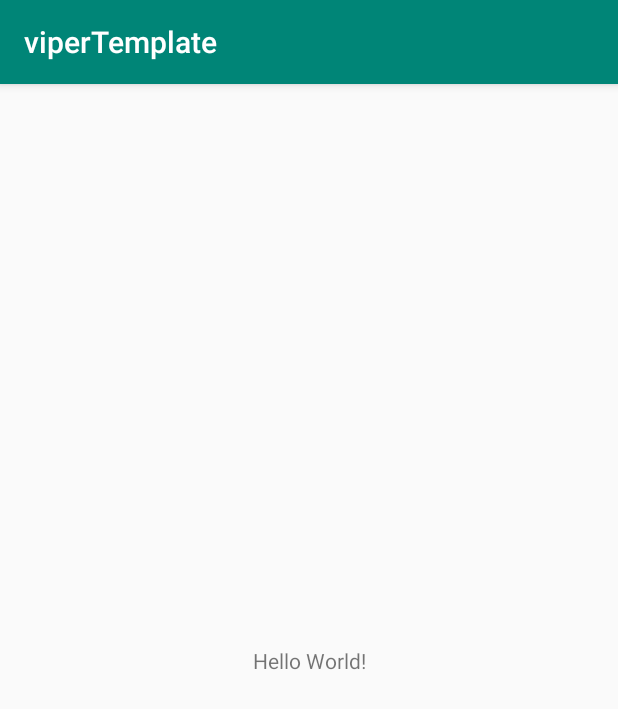
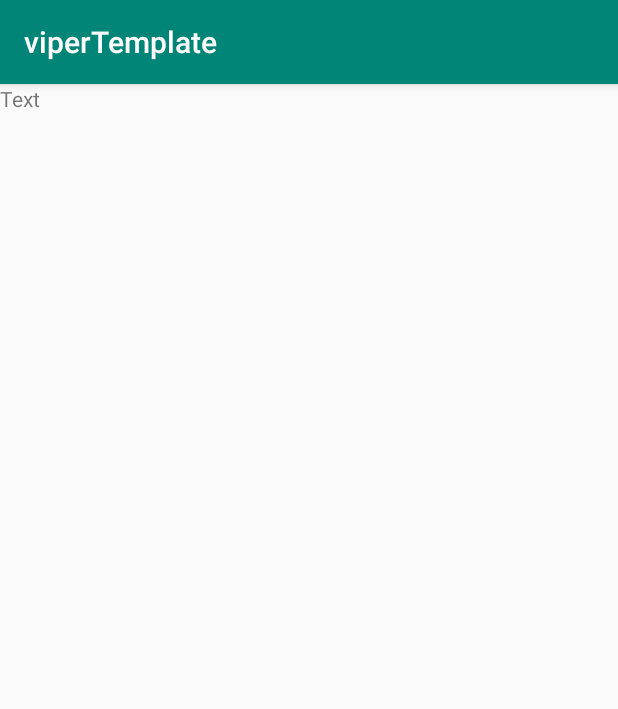
Before and after one commit to hamzon55/viperTemplate, an Android app: the screen it shows after launch (MainActivity), on a phone screen of 412 x 824 dp. Shown: the top 709 px of the screen. Run offline under Robolectric (Android 15) with nearby library versions, the phone set to English and light mode, and no system bars.

Commit message:
Added rv with hardcoded value

```diff
--- a/app/build.gradle
+++ b/app/build.gradle
@@ -31,6 +31,7 @@ dependencies {
     implementation "com.squareup.retrofit2:adapter-rxjava2:2.3.0"
     implementation "com.squareup.retrofit2:converter-gson:2.3.0"
     implementation 'com.google.code.gson:gson:2.8.5'
+    implementation 'com.android.support:recyclerview-v7:28.0.0'
     implementation "io.reactivex.rxjava2:rxandroid:2.0.1"
     testImplementation 'junit:junit:4.12'
     androidTestImplementation 'com.android.support.test:runner:1.0.2'
--- /dev/null
+++ b/app/src/main/java/com/example/hamzajerbi/vipertemplate/Main/Adapter/MainAdapter.kt
@@ -0,0 +1,28 @@
+package com.example.hamzajerbi.vipertemplate.Main.Adapter
+
+import android.support.v7.widget.RecyclerView
+import android.view.LayoutInflater
+import android.view.View
+import android.view.ViewGroup
+import android.widget.TextView
+import com.example.hamzajerbi.vipertemplate.R
+
+class MainAdapter(val newsList: ArrayList<MainAdapterModel>) : RecyclerView.Adapter<MainAdapter.ViewHolder>() {
+    override fun onCreateViewHolder(p0: ViewGroup, p1: Int): ViewHolder {
+
+        val v = LayoutInflater.from(p0?.context).inflate(R.layout.main_item_list, p0, false)
+        return ViewHolder(v);
+    }
+
+    override fun getItemCount(): Int {
+        return newsList.count()
+    }
+
+    override fun onBindViewHolder(p0: ViewHolder, p1: Int) {
+        p0?.txtName?.text = newsList[p1].title
+    }
+
+    class ViewHolder(itemView: View) : RecyclerView.ViewHolder(itemView) {
+        val txtName = itemView.findViewById<TextView>(R.id.txt)
+    }
+}
--- /dev/null
+++ b/app/src/main/java/com/example/hamzajerbi/vipertemplate/Main/Adapter/MainAdapterModel.kt
@@ -0,0 +1,3 @@
+package com.example.hamzajerbi.vipertemplate.Main.Adapter
+
+data class MainAdapterModel(val title: String)
--- a/app/src/main/java/com/example/hamzajerbi/vipertemplate/Main/MainActivity.kt
+++ b/app/src/main/java/com/example/hamzajerbi/vipertemplate/Main/MainActivity.kt
@@ -3,15 +3,31 @@ package com.example.hamzajerbi.vipertemplate.Main
 import android.content.Context
 import android.support.v7.app.AppCompatActivity
 import android.os.Bundle
+import android.support.v7.widget.LinearLayoutManager
+import android.support.v7.widget.RecyclerView
+import com.example.hamzajerbi.vipertemplate.Main.Adapter.MainAdapter
+import com.example.hamzajerbi.vipertemplate.Main.Adapter.MainAdapterModel
 import com.example.hamzajerbi.vipertemplate.R
 
 class MainActivity : AppCompatActivity(),MainPresenterToViewInterface {
-    override val contxt: Context = this
     override var presenter: MainViewToPresenterInterface? = null
 
 
+    override val contxt: Context = this
+    private var recycleView: RecyclerView? = null
+
+
     override fun onCreate(savedInstanceState: Bundle?) {
+        MainRouter.configure(this)
         super.onCreate(savedInstanceState)
+
         setContentView(R.layout.activity_main)
+        recycleView = findViewById(R.id.recyclerView)
+        recycleView?.layoutManager = LinearLayoutManager(this)
+        presenter?.requestMain()
+
+    }
+    override fun showService(argument: ArrayList<MainAdapterModel>) {
+        recycleView?.adapter = MainAdapter(argument)
     }
 }
--- /dev/null
+++ b/app/src/main/java/com/example/hamzajerbi/vipertemplate/Main/MainEntities.kt
@@ -0,0 +1,6 @@
+package com.example.hamzajerbi.vipertemplate.Main
+
+import com.example.hamzajerbi.vipertemplate.Main.Adapter.MainAdapterModel
+import java.util.ArrayList
+
+data class MainEntities( val list: ArrayList<MainAdapterModel>)
--- a/app/src/main/java/com/example/hamzajerbi/vipertemplate/Main/MainInteractor.kt
+++ b/app/src/main/java/com/example/hamzajerbi/vipertemplate/Main/MainInteractor.kt
@@ -1,6 +1,16 @@
 package com.example.hamzajerbi.vipertemplate.Main
 
+import android.content.Context
+import com.example.hamzajerbi.vipertemplate.Main.Adapter.MainAdapterModel
+
 class MainInteractor : MainPresentorToInteractorInterface {
+    override fun fetchMain(context: Context) {
+        val service = ArrayList<MainAdapterModel>()
+        service.add(MainAdapterModel("Text"))
+        val entity  = MainEntities(list = service)
+        presenter?.serviceFetched(entity)
+
+    }
+
     override var presenter: MainInteractorToPresenterInterface? = null
-
 }
--- a/app/src/main/java/com/example/hamzajerbi/vipertemplate/Main/MainInterface.kt
+++ b/app/src/main/java/com/example/hamzajerbi/vipertemplate/Main/MainInterface.kt
@@ -1,36 +1,32 @@
 package com.example.hamzajerbi.vipertemplate.Main
 
 import android.content.Context
+import com.example.hamzajerbi.vipertemplate.Main.Adapter.MainAdapterModel
 
 interface MainPresenterToViewInterface {
-    val  contxt: Context
+    val contxt: Context
     var presenter: MainViewToPresenterInterface?
+    fun showService(argument: ArrayList<MainAdapterModel>)
 }
 
 interface MainInteractorToPresenterInterface {
-
-
+    fun serviceFetched(argument: MainEntities)
 }
 
 interface MainPresentorToInteractorInterface {
     var presenter: MainInteractorToPresenterInterface?
-
-
+    fun fetchMain(context: Context)
 }
 
 interface MainViewToPresenterInterface {
     var view: MainPresenterToViewInterface?
     var interector: MainPresentorToInteractorInterface?
     var router: MainPresenterToRouterInterface?
-    fun updateView()
-
-
+    fun requestMain()
 }
 
 interface MainPresenterToRouterInterface {
     companion object {
         fun configure(activity: MainActivity) {}
     }
-
-
 }
--- a/app/src/main/java/com/example/hamzajerbi/vipertemplate/Main/MainPresenter.kt
+++ b/app/src/main/java/com/example/hamzajerbi/vipertemplate/Main/MainPresenter.kt
@@ -1,14 +1,18 @@
 package com.example.hamzajerbi.vipertemplate.Main
 
 class MainPresenter : MainViewToPresenterInterface, MainInteractorToPresenterInterface {
+
+
     override var view: MainPresenterToViewInterface? = null
-
     override var interector: MainPresentorToInteractorInterface? = null
-
     override var router: MainPresenterToRouterInterface? = null
 
+    override fun requestMain() {
+        val view = view ?: return
+        interector?.fetchMain(view.contxt)
+    }
+    override fun serviceFetched(argument: MainEntities) {
+        view?.showService(argument.list)
 
-    override fun updateView() {
     }
-
 }
--- a/app/src/main/res/layout/activity_main.xml
+++ b/app/src/main/res/layout/activity_main.xml
@@ -1,19 +1,16 @@
 <?xml version="1.0" encoding="utf-8"?>
-<android.support.constraint.ConstraintLayout
+<LinearLayout
         xmlns:android="http://schemas.android.com/apk/res/android"
         xmlns:tools="http://schemas.android.com/tools"
-        xmlns:app="http://schemas.android.com/apk/res-auto"
-        android:layout_width="match_parent"
+        android:orientation="vertical"
+       android:layout_width="match_parent"
         android:layout_height="match_parent"
         tools:context=".Main.MainActivity">
 
-    <TextView
-            android:layout_width="wrap_content"
-            android:layout_height="wrap_content"
-            android:text="Hello World!"
-            app:layout_constraintBottom_toBottomOf="parent"
-            app:layout_constraintLeft_toLeftOf="parent"
-            app:layout_constraintRight_toRightOf="parent"
-            app:layout_constraintTop_toTopOf="parent"/>
+    <android.support.v7.widget.RecyclerView
+            android:id="@+id/recyclerView"
+            android:layout_width="match_parent"
+            android:layout_height="match_parent">
+    </android.support.v7.widget.RecyclerView>
 
-</android.support.constraint.ConstraintLayout>
+</LinearLayout>
--- /dev/null
+++ b/app/src/main/res/layout/main_item_list.xml
@@ -0,0 +1,15 @@
+<?xml version="1.0" encoding="utf-8"?>
+<LinearLayout xmlns:android="http://schemas.android.com/apk/res/android"
+              android:orientation="vertical"
+              android:layout_width="match_parent"
+              android:layout_height="match_parent">
+
+
+    <TextView
+            android:id="@+id/txt"
+            android:text="NameAbced"
+            android:layout_width="match_parent"
+            android:layout_height="wrap_content"
+    />
+
+</LinearLayout>
```
